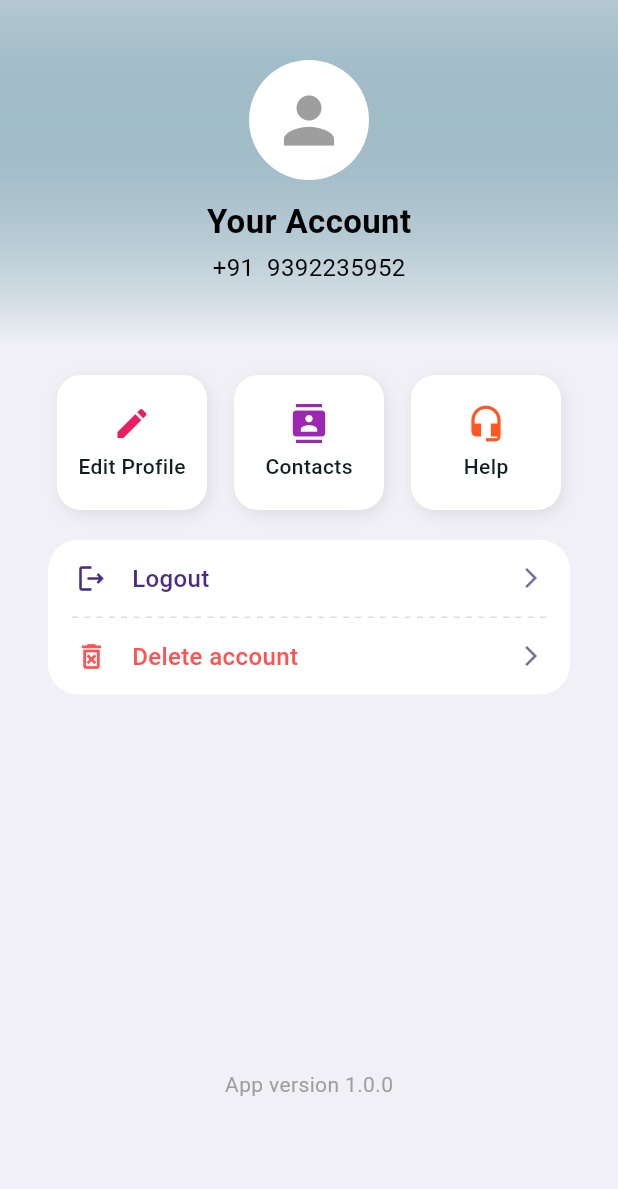
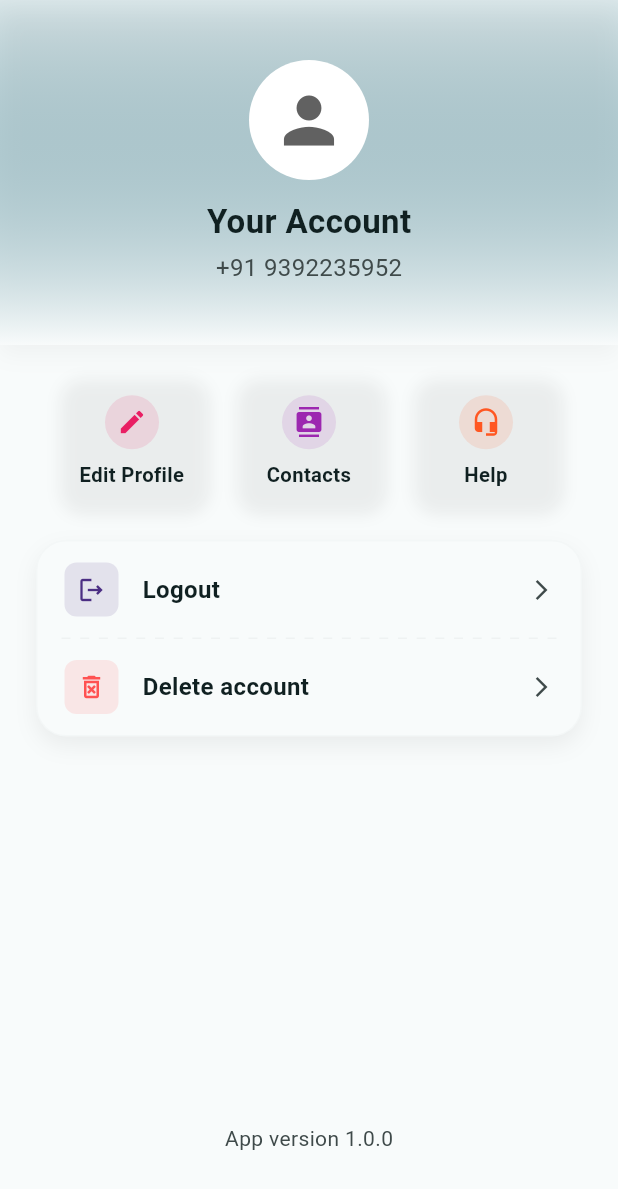
Before and after one commit to HarshasriM/everest_hackathon, a Flutter app: the HomeScreen screen opened by its route, item 2 of the bottom bar chosen, after a tap on the "person" icon, on a phone screen of 412 x 824 dp. Shown: the top 1189 px of the screen. Run offline on Flutter 3.47's test engine with Material 3 defaults, Android fonts, the phone set to English and light mode, and no system bars; our stand-ins replace audioplayers, bloc, dartz, dio, equatable, flutter_bloc and 19 more; accounts and stored records are empty.

Commit message:
Apply dark theme styles to profile screen and home screen

```diff
--- a/lib/features/home/presentation/home_screen.dart
+++ b/lib/features/home/presentation/home_screen.dart
@@ -106,31 +106,59 @@ class _HomeScreenState extends State<HomeScreen> {
 
   // Build individual nav item
   Widget _buildNavItem(int navIndex, int screenIndex) {
+  final theme = Theme.of(context);
+  final isDark = theme.brightness == Brightness.dark;
+  final isSelected = _selectedIndex == screenIndex;
+  final gradient = AppColorScheme.getPrimaryGradient(isDark);
+
   return InkWell(
-      onTap: () {
-        setState(() => _selectedIndex = screenIndex);
-        // }
-      },
+    onTap: () => setState(() => _selectedIndex = screenIndex),
     child: SizedBox(
       width: 70.w,
       height: 70.h,
       child: Column(
         mainAxisAlignment: MainAxisAlignment.center,
         children: [
+          // Icon: gradient when selected, grey otherwise
+          if (isSelected)
+            ShaderMask(
+              shaderCallback: (bounds) => gradient.createShader(bounds),
+              blendMode: BlendMode.srcIn,
+              child: Icon(
+                _navItems[navIndex].icon,
+                size: 24.sp,
+                color: Colors.white, // color is replaced by shader
+              ),
+            )
+          else
             Icon(
               _navItems[navIndex].icon,
-              color: _selectedIndex == screenIndex
-                  ? Theme.of(context).primaryColor
-                  : Colors.grey,
+              size: 24.sp,
+              color: Colors.grey,
             ),
+
           SizedBox(height: 4.h),
+
+          // Label: gradient when selected, grey otherwise
+          if (isSelected)
+            ShaderMask(
+              shaderCallback: (bounds) => gradient.createShader(bounds),
+              blendMode: BlendMode.srcIn,
+              child: Text(
+                _navItems[navIndex].label,
+                style: TextStyle(
+                  fontSize: 12.sp,
+                  fontWeight: FontWeight.w500,
+                  color: Colors.white, // replaced by shader
+                ),
+              ),
+            )
+          else
             Text(
               _navItems[navIndex].label,
               style: TextStyle(
                 fontSize: 12.sp,
-                color: _selectedIndex == screenIndex
-                    ? Theme.of(context).primaryColor
-                    : Colors.grey,
+                color: Colors.grey,
               ),
             ),
         ],
@@ -138,6 +166,7 @@ class _HomeScreenState extends State<HomeScreen> {
     ),
   );
 }
+
 
   // Build SOS button for the nav bar
   // Handle SOS button tap with emergency contacts check
--- a/lib/features/profile/presentation/profile_screen.dart
+++ b/lib/features/profile/presentation/profile_screen.dart
@@ -15,8 +15,10 @@ class ProfileScreen extends StatelessWidget {
 
   @override
   Widget build(BuildContext context) {
+    final theme = Theme.of(context);
+
     return Scaffold(
-      backgroundColor: const Color(0xFFF0F0F6),
+      backgroundColor: theme.scaffoldBackgroundColor,
       body: SingleChildScrollView(
         child: Column(
           children: [
@@ -27,16 +29,19 @@ class ProfileScreen extends StatelessWidget {
                   .getUserPhoneNumber(),
               builder: (context, snapshot) {
                 final phone = snapshot.connectionState == ConnectionState.done
-                    ? (snapshot.data ?? '+91 9392235952')
-                    : '+91 9392235952';
+                    ? (snapshot.data ?? '+919392235952')
+                    : '+919392235952';
+                // Format phone like +91 9392235952 -> +91 93922 35952 or keep your original formatting:
+                final displayPhone = phone.length > 3
+                    ? "${phone.substring(0, 3)} ${phone.substring(3)}"
+                    : phone;
                 return ProfileHeader(
-                  phoneNumber: "${phone.substring(0, 3)} ${phone.substring(3)}",
+                  phoneNumber: displayPhone,
                 );
-
               },
             ),
             const SizedBox(height: 20),
-            ProfileActionButtons(),
+            const ProfileActionButtons(),
             const SizedBox(height: 20),
             const SettingsCard(),
             const SizedBox(height: 250),
@@ -49,6 +54,8 @@ class ProfileScreen extends StatelessWidget {
   }
 }
 
+// ---------- IMPROVED WIDGETS (dark mode tuned) ----------
+
 // Reusable Header Widget
 class ProfileHeader extends StatelessWidget {
   final String phoneNumber;
@@ -57,6 +64,21 @@ class ProfileHeader extends StatelessWidget {
 
   @override
   Widget build(BuildContext context) {
+    final theme = Theme.of(context);
+    final isDark = theme.brightness == Brightness.dark;
+    final cs = theme.colorScheme;
+
+    // subtle gradient: darker at top in dark mode; softer in light mode
+    final gradientColors = isDark
+        ? [
+            cs.surface.withOpacity(0.98),
+            cs.surfaceVariant.withOpacity(0.9),
+          ]
+        : [
+            cs.primary.withOpacity(0.12),
+            cs.surface,
+          ];
+
     return Container(
       width: double.infinity,
       padding: const EdgeInsets.symmetric(vertical: 40),
@@ -64,33 +86,43 @@ class ProfileHeader extends StatelessWidget {
         gradient: LinearGradient(
           begin: Alignment.topCenter,
           end: Alignment.bottomCenter,
-          colors: [
-            AppColorScheme.primaryColor.withAlpha(64),
-            const Color(0xFFF0F0F6),
-          ],
+          colors: gradientColors,
         ),
+        // subtle bottom shadow to separate header from body
+        boxShadow: [
+          BoxShadow(
+            color: (cs.shadow ?? Colors.black).withOpacity(isDark ? 0.12 : 0.04),
+            blurRadius: 12,
+            offset: const Offset(0, 6),
+          )
+        ],
       ),
       child: Column(
         mainAxisAlignment: MainAxisAlignment.center,
         children: [
-          const CircleAvatar(
+          // make avatar pop in dark mode using a slightly lighter container
+          CircleAvatar(
             radius: 40,
-            backgroundColor: Colors.white,
-            child: Icon(Icons.person, size: 50, color: Colors.grey),
+            backgroundColor: isDark ? cs.surfaceVariant : Colors.white,
+            child: Icon(
+              Icons.person,
+              size: 50,
+              color: isDark ? cs.onSurface : Colors.grey.shade700,
+            ),
           ),
           const SizedBox(height: 12),
-          const Text(
+          Text(
             'Your Account',
             style: TextStyle(
               fontSize: 22,
               fontWeight: FontWeight.bold,
-              color: Colors.black,
+              color: cs.onSurface,
             ),
           ),
           const SizedBox(height: 4),
           Text(
             phoneNumber,
-            style: const TextStyle(fontSize: 16, color: Colors.black),
+            style: TextStyle(fontSize: 16, color: cs.onSurfaceVariant),
           ),
         ],
       ),
@@ -159,6 +191,10 @@ class ActionButton extends StatelessWidget {
 
   @override
   Widget build(BuildContext context) {
+    final theme = Theme.of(context);
+    final cs = theme.colorScheme;
+    final isDark = theme.brightness == Brightness.dark;
+
     return InkWell(
       onTap: onTap,
       borderRadius: BorderRadius.circular(16),
@@ -166,24 +202,45 @@ class ActionButton extends StatelessWidget {
         width: 100,
         height: 90,
         decoration: BoxDecoration(
-          color: Colors.white,
+          // use surfaceVariant but slightly more visible in dark mode
+          color: cs.surfaceVariant.withOpacity(isDark ? 0.06 : 0.08),
           borderRadius: BorderRadius.circular(16),
           boxShadow: [
-            BoxShadow(
-              color: Colors.black.withOpacity(0.08),
-              blurRadius: 8,
-              offset: const Offset(2, 3),
-            ),
+            if (!isDark)
+              BoxShadow(
+                color: (cs.shadow ?? Colors.black).withOpacity(0.06),
+                blurRadius: 8,
+                offset: const Offset(2, 3),
+              )
+            else
+              BoxShadow(
+                color: Colors.black.withOpacity(0.18),
+                blurRadius: 10,
+                offset: const Offset(0, 6),
+              ),
           ],
         ),
         child: Column(
           mainAxisAlignment: MainAxisAlignment.center,
           children: [
-            Icon(icon, color: color, size: 26),
-            const SizedBox(height: 6),
+            // icon inside a tiny circle to keep contrast consistent across icons
+            Container(
+              padding: const EdgeInsets.all(8),
+              decoration: BoxDecoration(
+                color: color.withOpacity(0.12),
+                shape: BoxShape.circle,
+              ),
+              child: Icon(icon, color: color, size: 20),
+            ),
+            const SizedBox(height: 8),
             Text(
               label,
-              style: const TextStyle(fontSize: 14, fontWeight: FontWeight.w500),
+              textAlign: TextAlign.center,
+              style: TextStyle(
+                fontSize: 13.5,
+                fontWeight: FontWeight.w600,
+                color: cs.onSurface,
+              ),
             ),
           ],
         ),
@@ -198,11 +255,23 @@ class SettingsCard extends StatelessWidget {
 
   @override
   Widget build(BuildContext context) {
+    final theme = Theme.of(context);
+    final cs = theme.colorScheme;
+    final isDark = theme.brightness == Brightness.dark;
+
     return Container(
-      margin: const EdgeInsets.symmetric(horizontal: 32),
+      margin: const EdgeInsets.symmetric(horizontal: 24),
       decoration: BoxDecoration(
-        color: Colors.white,
+        color: cs.surface,
         borderRadius: BorderRadius.circular(20),
+        boxShadow: [
+          BoxShadow(
+            color: (cs.shadow ?? Colors.black).withOpacity(isDark ? 0.12 : 0.06),
+            blurRadius: 12,
+            offset: const Offset(0, 6),
+          ),
+        ],
+        border: Border.all(color: cs.onSurface.withOpacity(isDark ? 0.06 : 0.02)),
       ),
       child: Column(
         mainAxisSize: MainAxisSize.min,
@@ -327,6 +396,9 @@ class SettingItem extends StatelessWidget {
 
   @override
   Widget build(BuildContext context) {
+    final cs = Theme.of(context).colorScheme;
+    final isDark = Theme.of(context).brightness == Brightness.dark;
+
     return InkWell(
       borderRadius: BorderRadius.circular(16),
       onTap: onTap,
@@ -334,22 +406,30 @@ class SettingItem extends StatelessWidget {
         padding: const EdgeInsets.symmetric(horizontal: 18, vertical: 14),
         child: Row(
           children: [
-            Icon(icon, color: iconColor, size: 22),
+            // small colored icon background for consistency
+            Container(
+              padding: const EdgeInsets.all(8),
+              decoration: BoxDecoration(
+                color: iconColor.withOpacity(0.12),
+                borderRadius: BorderRadius.circular(8),
+              ),
+              child: Icon(icon, color: iconColor, size: 20),
+            ),
             const SizedBox(width: 16),
             Expanded(
               child: Text(
                 title,
                 style: TextStyle(
                   fontSize: 16,
-                  fontWeight: FontWeight.w500,
-                  color: iconColor,
+                  fontWeight: FontWeight.w600,
+                  color: cs.onSurface, // ensure readability in both modes
                 ),
               ),
             ),
-            const Icon(
+            Icon(
               Icons.arrow_forward_ios,
               size: 16,
-              color: Color(0xFF7D6CA0),
+              color: cs.onSurfaceVariant,
             ),
           ],
         ),
@@ -364,22 +444,25 @@ class DottedDivider extends StatelessWidget {
 
   @override
   Widget build(BuildContext context) {
+    final isDark = Theme.of(context).brightness == Brightness.dark;
+    final lineColor = Theme.of(context).colorScheme.onSurface.withOpacity(isDark ? 0.06 : 0.04);
+
     return Padding(
       padding: const EdgeInsets.symmetric(horizontal: 16),
       child: LayoutBuilder(
         builder: (context, constraints) {
-          const dashWidth = 4.0;
-          const dashSpace = 4.0;
+          const dashWidth = 6.0;
+          const dashSpace = 6.0;
           final dashCount =
-              (constraints.constrainWidth() / (dashWidth + dashSpace)).floor();
+              (constraints.constrainWidth() / (dashWidth + dashSpace)).floor().clamp(1, 100);
           return Row(
             mainAxisAlignment: MainAxisAlignment.spaceBetween,
             children: List.generate(dashCount, (_) {
-              return const SizedBox(
+              return SizedBox(
                 width: dashWidth,
                 height: 1,
                 child: DecoratedBox(
-                  decoration: BoxDecoration(color: Color(0xFFDDDDDD)),
+                  decoration: BoxDecoration(color: lineColor),
                 ),
               );
             }),
@@ -409,20 +492,23 @@ class ConfirmationDialog extends StatelessWidget {
 
   @override
   Widget build(BuildContext context) {
+    final cs = Theme.of(context).colorScheme;
     return AlertDialog(
-      title: Text(title),
-      content: Text(content),
+      backgroundColor: cs.surface,
+      shape: RoundedRectangleBorder(borderRadius: BorderRadius.circular(12)),
+      title: Text(title, style: TextStyle(color: cs.onSurface)),
+      content: Text(content, style: TextStyle(color: cs.onSurfaceVariant)),
       actions: [
         TextButton(
           onPressed: () => Navigator.of(context).pop(),
-          child: const Text('Cancel'),
+          child: Text('Cancel', style: TextStyle(color: cs.primary)),
         ),
         TextButton(
           onPressed: () {
             Navigator.of(context).pop();
             onConfirm();
           },
-          child: Text(confirmText, style: TextStyle(color: confirmColor)),
+          child: Text(confirmText, style: TextStyle(color: confirmColor ?? cs.error)),
         ),
       ],
     );
@@ -437,9 +523,13 @@ class AppVersionFooter extends StatelessWidget {
 
   @override
   Widget build(BuildContext context) {
-    return Text(
-      'App version $version',
-      style: const TextStyle(color: Colors.grey, fontSize: 14),
+    final cs = Theme.of(context).colorScheme;
+    return Padding(
+      padding: const EdgeInsets.only(top: 8.0),
+      child: Text(
+        'App version $version',
+        style: TextStyle(color: cs.onSurfaceVariant, fontSize: 14),
+      ),
     );
   }
 }
--- a/lib/main.dart
+++ b/lib/main.dart
@@ -3,6 +3,7 @@ import 'package:flutter/services.dart';
 import 'package:flutter_dotenv/flutter_dotenv.dart';
 import 'app/app.dart';
 import 'core/dependency_injection/di_setup.dart';
+import 'core/theme/system_ui_manager.dart';
 
 /// Main entry point of the SHE application
 void main() async {
@@ -18,15 +19,8 @@ void main() async {
     DeviceOrientation.portraitDown,
   ]);
 
-  // Set system UI overlay style
-  SystemChrome.setSystemUIOverlayStyle(
-    const SystemUiOverlayStyle(
-      statusBarColor: Colors.transparent,
-      statusBarIconBrightness: Brightness.dark,
-      systemNavigationBarColor: Colors.white,
-      systemNavigationBarIconBrightness: Brightness.dark,
-    ),
-  );
+  // Set up initial system UI overlay style (theme-aware)
+  SystemUIManager.setupInitialSystemUI();
 
   // Setup dependency injection
   await setupDependencyInjection();
```
Lines whose indentation alone changed are shown as unchanged.
